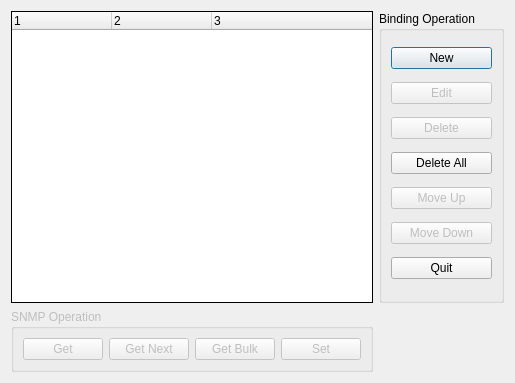
Before: the Qt Designer form app/varbinds.ui in verrio/snmpb, drawn with Qt 5.
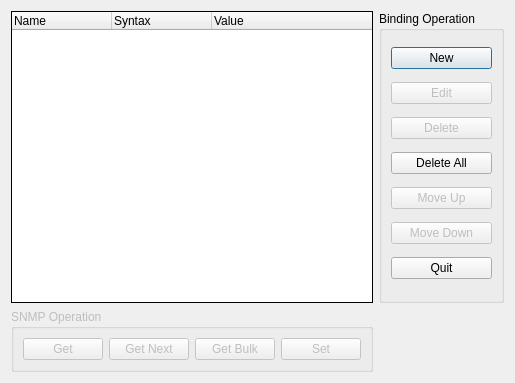
After: the same form once the commit is applied.

```diff
--- a/app/varbinds.ui
+++ b/app/varbinds.ui
@@ -134,22 +134,25 @@
      <property name="selectionMode" >
       <enum>QAbstractItemView::ExtendedSelection</enum>
      </property>
+     <property name="rootIsDecorated" >
+      <bool>false</bool>
+     </property>
      <property name="columnCount" >
       <number>3</number>
      </property>
      <column>
       <property name="text" >
-       <string>1</string>
+       <string>Name</string>
       </property>
      </column>
      <column>
       <property name="text" >
-       <string>2</string>
+       <string>Syntax</string>
       </property>
      </column>
      <column>
       <property name="text" >
-       <string>3</string>
+       <string>Value</string>
       </property>
      </column>
     </widget>
```
Left out of the diff: 2 changed lines with no effect on the pictures.
